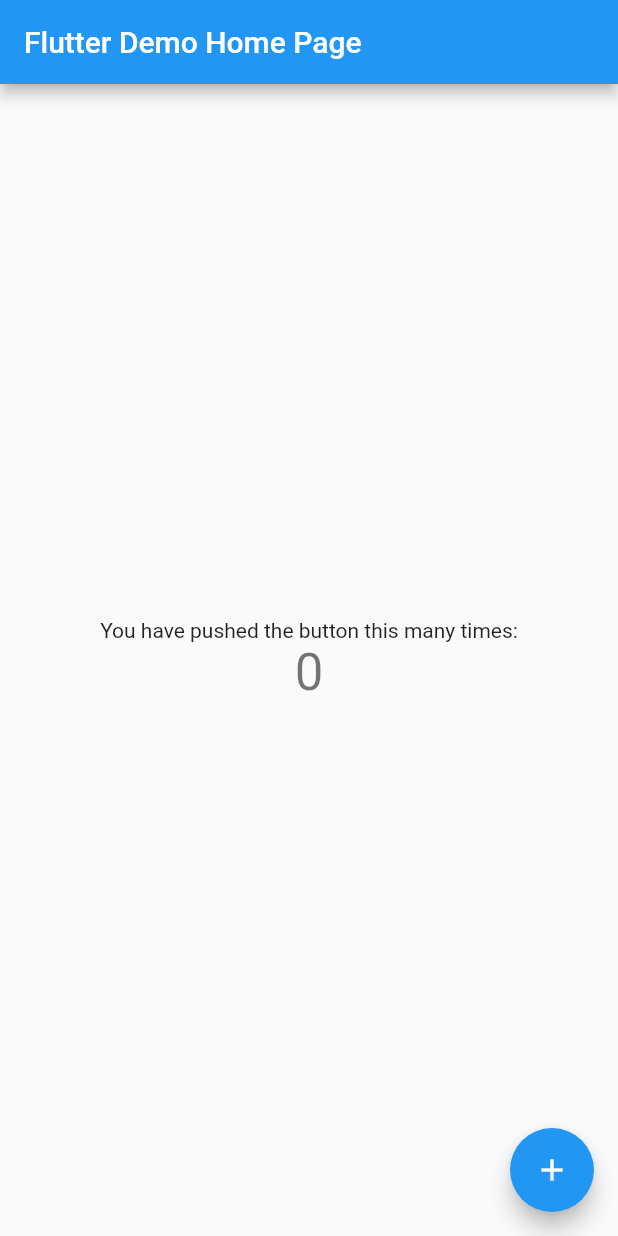
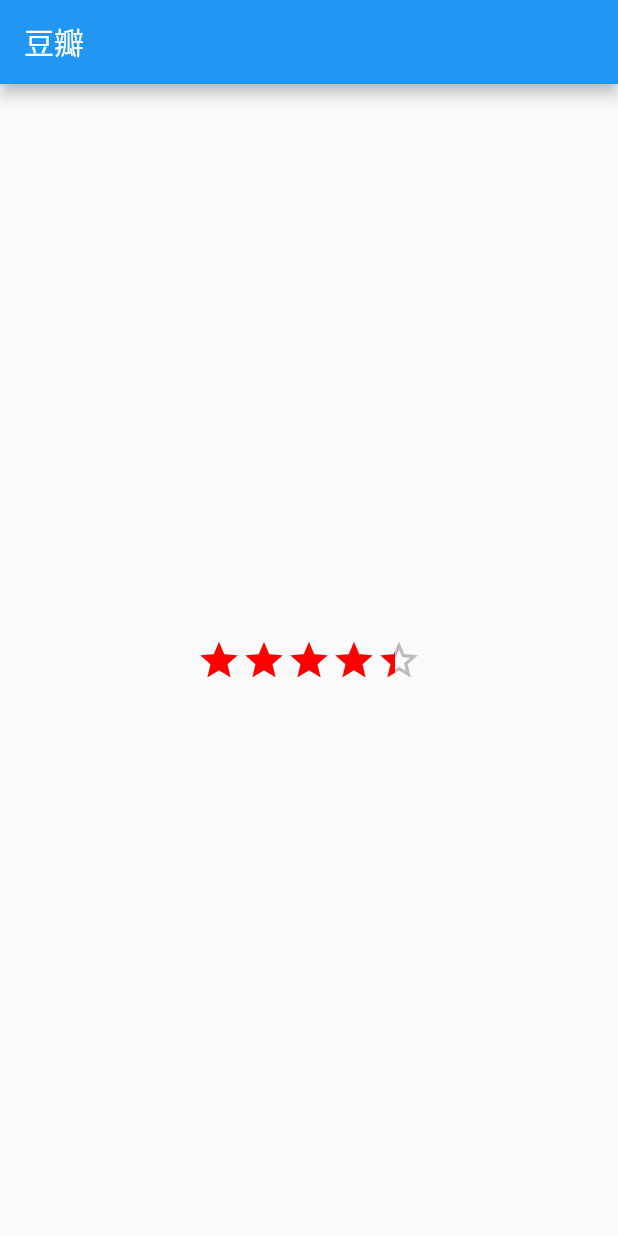
Before and after one commit to zhangjunpu/flutter_douban, a Flutter app: the screen it shows after launch, on a phone screen of 412 x 824 dp. Run offline on Flutter 3.47's test engine with Material 2 defaults, Android fonts, the phone set to English and light mode, and no system bars.

Commit message:
添加评分组件

```diff
--- a/lib/main.dart
+++ b/lib/main.dart
@@ -1,117 +1,40 @@
 import 'package:flutter/material.dart';
+import 'package:flutter_douban/widget/rating_start.dart';
 
 void main() {
   runApp(MyApp());
 }
 
 class MyApp extends StatelessWidget {
-  // This widget is the root of your application.
   @override
   Widget build(BuildContext context) {
     return MaterialApp(
       title: 'Flutter Demo',
       theme: ThemeData(
-        // This is the theme of your application.
-        //
-        // Try running your application with "flutter run". You'll see the
-        // application has a blue toolbar. Then, without quitting the app, try
-        // changing the primarySwatch below to Colors.green and then invoke
-        // "hot reload" (press "r" in the console where you ran "flutter run",
-        // or simply save your changes to "hot reload" in a Flutter IDE).
-        // Notice that the counter didn't reset back to zero; the application
-        // is not restarted.
         primarySwatch: Colors.blue,
-        // This makes the visual density adapt to the platform that you run
-        // the app on. For desktop platforms, the controls will be smaller and
-        // closer together (more dense) than on mobile platforms.
         visualDensity: VisualDensity.adaptivePlatformDensity,
       ),
-      home: MyHomePage(title: 'Flutter Demo Home Page'),
+      home: MyHomePage(title: "豆瓣"),
     );
   }
 }
 
-class MyHomePage extends StatefulWidget {
+class MyHomePage extends StatelessWidget {
   MyHomePage({Key key, this.title}) : super(key: key);
-
-  // This widget is the home page of your application. It is stateful, meaning
-  // that it has a State object (defined below) that contains fields that affect
-  // how it looks.
-
-  // This class is the configuration for the state. It holds the values (in this
-  // case the title) provided by the parent (in this case the App widget) and
-  // used by the build method of the State. Fields in a Widget subclass are
-  // always marked "final".
 
   final String title;
 
   @override
-  _MyHomePageState createState() => _MyHomePageState();
-}
-
-class _MyHomePageState extends State<MyHomePage> {
-  int _counter = 0;
-
-  void _incrementCounter() {
-    setState(() {
-      // This call to setState tells the Flutter framework that something has
-      // changed in this State, which causes it to rerun the build method below
-      // so that the display can reflect the updated values. If we changed
-      // _counter without calling setState(), then the build method would not be
-      // called again, and so nothing would appear to happen.
-      _counter++;
-    });
-  }
-
-  @override
   Widget build(BuildContext context) {
-    // This method is rerun every time setState is called, for instance as done
-    // by the _incrementCounter method above.
-    //
-    // The Flutter framework has been optimized to make rerunning build methods
-    // fast, so that you can just rebuild anything that needs updating rather
-    // than having to individually change instances of widgets.
     return Scaffold(
       appBar: AppBar(
-        // Here we take the value from the MyHomePage object that was created by
-        // the App.build method, and use it to set our appbar title.
-        title: Text(widget.title),
+        title: Text(title),
       ),
       body: Center(
-        // Center is a layout widget. It takes a single child and positions it
-        // in the middle of the parent.
-        child: Column(
-          // Column is also a layout widget. It takes a list of children and
-          // arranges them vertically. By default, it sizes itself to fit its
-          // children horizontally, and tries to be as tall as its parent.
-          //
-          // Invoke "debug painting" (press "p" in the console, choose the
-          // "Toggle Debug Paint" action from the Flutter Inspector in Android
-          // Studio, or the "Toggle Debug Paint" command in Visual Studio Code)
-          // to see the wireframe for each widget.
-          //
-          // Column has various properties to control how it sizes itself and
-          // how it positions its children. Here we use mainAxisAlignment to
-          // center the children vertically; the main axis here is the vertical
-          // axis because Columns are vertical (the cross axis would be
-          // horizontal).
-          mainAxisAlignment: MainAxisAlignment.center,
-          children: <Widget>[
-            Text(
-              'You have pushed the button this many times:',
-            ),
-            Text(
-              '$_counter',
-              style: Theme.of(context).textTheme.headline4,
-            ),
-          ],
+        child: RatingStart(
+          rating: 8.8,
         ),
       ),
-      floatingActionButton: FloatingActionButton(
-        onPressed: _incrementCounter,
-        tooltip: 'Increment',
-        child: Icon(Icons.add),
-      ), // This trailing comma makes auto-formatting nicer for build methods.
     );
   }
 }
--- /dev/null
+++ b/lib/widget/rating_start.dart
@@ -0,0 +1,87 @@
+import 'package:flutter/material.dart';
+
+/// 评分Widget
+/// [author] junpu
+/// [date] 2020/9/15
+class RatingStart extends StatefulWidget {
+  final double rating; // 当前分数
+  final double maxRating; // 最大分数
+  final int count; // 星星数量
+  final double size; // 星星大小
+  final Color unselectedColor; // 未选中颜色
+  final Color selectedColor; // 选中颜色
+
+  const RatingStart({
+    Key key,
+    @required this.rating,
+    this.maxRating = 10,
+    this.count = 5,
+    this.size = 30,
+    this.unselectedColor = const Color(0xffbbbbbb),
+    this.selectedColor = const Color(0xffff0000),
+  }) : super(key: key);
+
+  @override
+  _RatingStartState createState() => _RatingStartState();
+}
+
+class _RatingStartState extends State<RatingStart> {
+  @override
+  Widget build(BuildContext context) {
+    return Stack(
+      children: [
+        Row(mainAxisSize: MainAxisSize.min, children: buildUnselectedStars()),
+        Row(mainAxisSize: MainAxisSize.min, children: buildSelectedStars()),
+      ],
+    );
+  }
+
+  List<Widget> buildUnselectedStars() {
+    return List.generate(widget.count, (index) {
+      return Icon(Icons.star_border,
+          size: widget.size, color: widget.unselectedColor);
+    });
+  }
+
+  List<Widget> buildSelectedStars() {
+    List<Widget> list = [];
+    // 1. 初始化star
+    var star = Icon(Icons.star, size: widget.size, color: widget.selectedColor);
+
+    // 2. 添加完整的star
+    double oneValue = widget.maxRating / widget.count;
+    int entireCount = (widget.rating / oneValue).floor();
+    for (var i = 0; i < entireCount; i++) {
+      list.add(star);
+    }
+
+    // 3. 添加不完整的star
+    double clipperScore = (widget.rating / oneValue) - entireCount;
+    double clipperWidth = clipperScore * widget.size;
+    list.add(ClipRect(
+      clipper: StarClipper(clipperWidth),
+      child: star,
+    ));
+    return list;
+  }
+}
+
+
+/// 不完整的star
+/// [author] junpu
+/// [date] 2020/9/15
+class StarClipper extends CustomClipper<Rect> {
+  final double width;
+
+  StarClipper(this.width);
+
+  @override
+  Rect getClip(Size size) {
+    return Rect.fromLTRB(0, 0, width, size.height);
+  }
+
+  @override
+  bool shouldReclip(StarClipper oldClipper) {
+    return oldClipper.width != width;
+  }
+}
```
